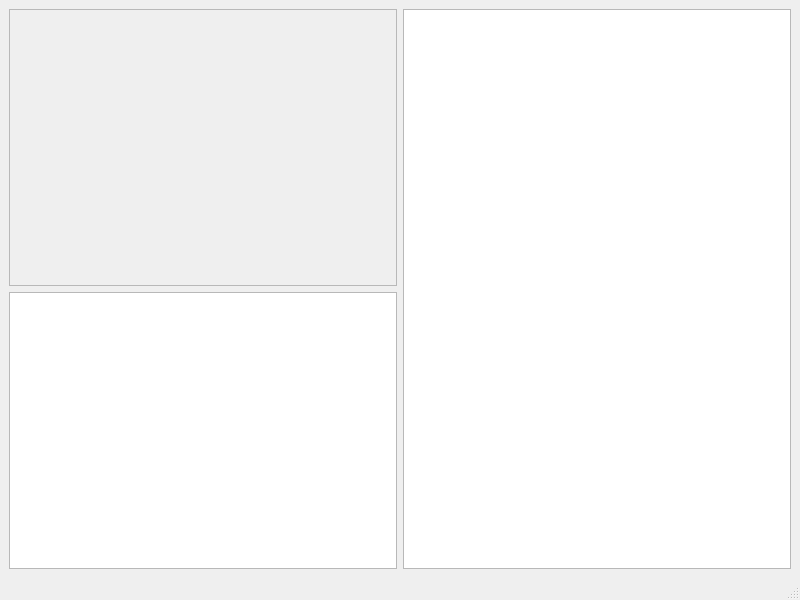
This is mainwindow.ui in OldBoots/Guillotine_Cutting as Qt 5 draws it before an edit. The edited form follows.
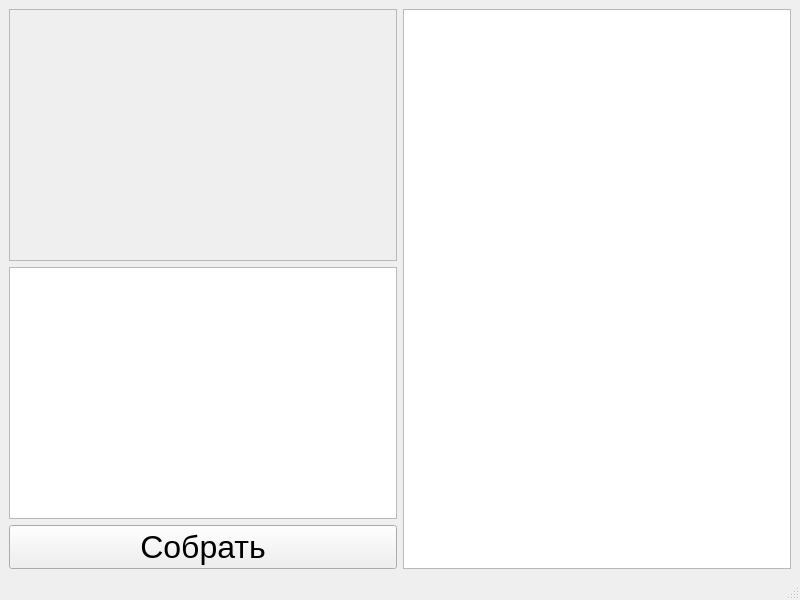
This is the edited form.

```diff
--- a/mainwindow.ui
+++ b/mainwindow.ui
@@ -28,7 +28,7 @@
            <x>0</x>
            <y>0</y>
            <width>385</width>
-           <height>264</height>
+           <height>235</height>
           </rect>
          </property>
          <layout class="QVBoxLayout" name="verticalLayout_2">
@@ -42,7 +42,22 @@
       <item row="1" column="0">
        <widget class="QTableView" name="tableView"/>
       </item>
-      <item row="0" column="1" rowspan="2">
+      <item row="2" column="0">
+       <widget class="QPushButton" name="pushButton">
+        <property name="font">
+         <font>
+          <pointsize>24</pointsize>
+         </font>
+        </property>
+        <property name="autoFillBackground">
+         <bool>false</bool>
+        </property>
+        <property name="text">
+         <string>Собрать</string>
+        </property>
+       </widget>
+      </item>
+      <item row="0" column="1" rowspan="3">
        <widget class="QGraphicsView" name="graphicsView"/>
       </item>
      </layout>
```
Left out of the diff: 2 changed lines with no effect on the pictures.
